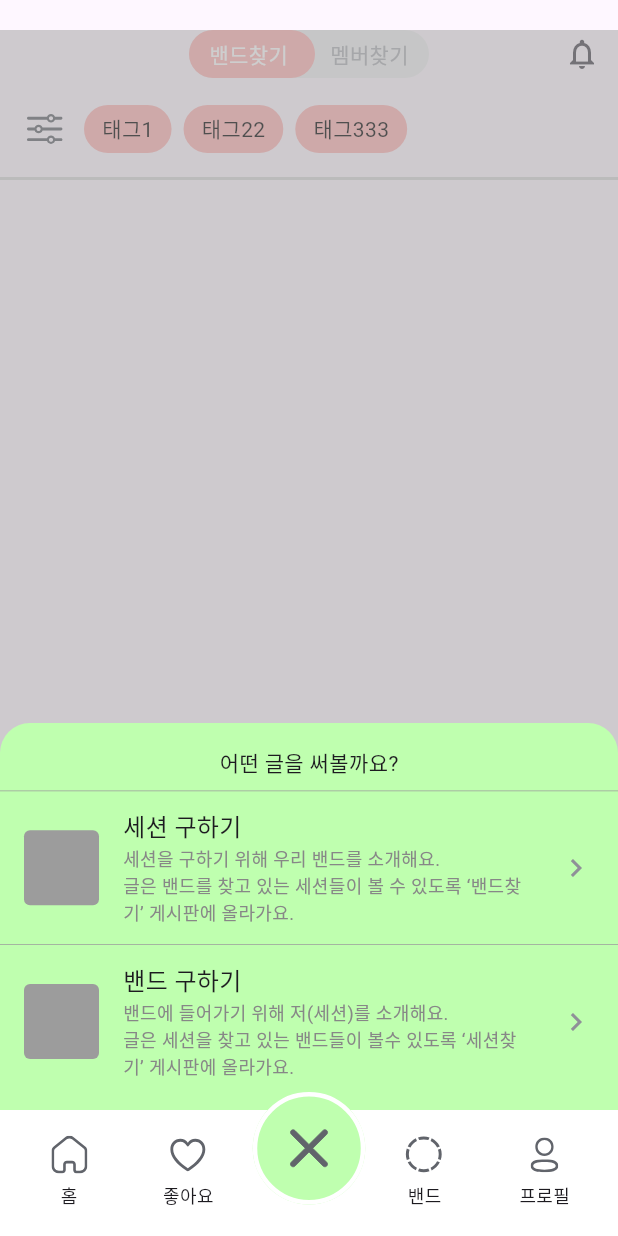
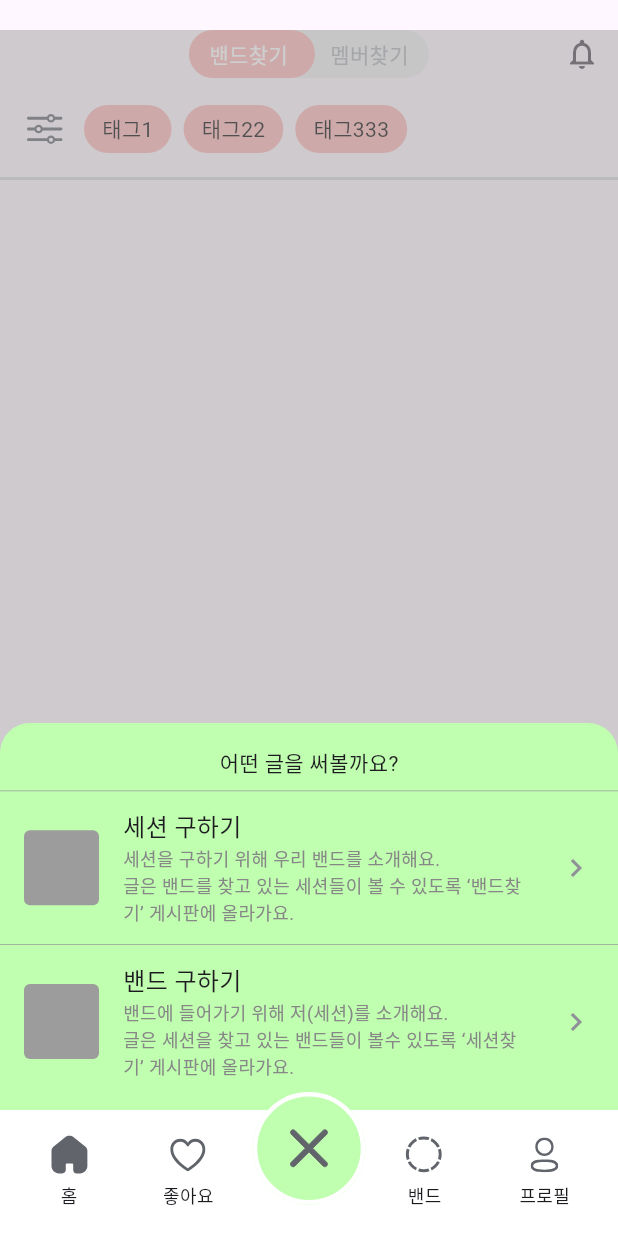
Before and after one commit to zigsong/lets-jam, a Flutter app: the screen it shows after launch, item 3 of the bottom bar chosen, on a phone screen of 412 x 824 dp. Run offline on Flutter 3.47's test engine with Material 3 defaults, Android fonts, the phone set to English and light mode, and no system bars; our stand-ins replace flutter_dotenv, flutter_svg, image_picker, supabase_flutter; missing offline and left inert: kakao_flutter_sdk; accounts and stored records are empty; Roboto replaces fonts that are missing (Pretendard).

Commit message:
feat: 하단바 아이콘 filled 추가

```diff
--- a/lib/screens/home_screen.dart
+++ b/lib/screens/home_screen.dart
@@ -157,11 +157,15 @@ class _HomeScreenState extends State<HomeScreen>
                 mainAxisAlignment: MainAxisAlignment.spaceBetween,
                 children: <Widget>[
                   BottomAppBarItem(
-                      icon: SvgPicture.asset('assets/icons/home.svg'),
+                      icon: SvgPicture.asset(_selectedIndex == 0
+                          ? 'assets/icons/home_filled.svg'
+                          : 'assets/icons/home_outline.svg'),
                       label: '홈',
                       onPressed: _onHomeButtonTapped),
                   BottomAppBarItem(
-                      icon: SvgPicture.asset('assets/icons/like.svg'),
+                      icon: SvgPicture.asset(_selectedIndex == 1
+                          ? 'assets/icons/like_filled.svg'
+                          : 'assets/icons/like_outline.svg'),
                       label: '좋아요',
                       onPressed: _onLikeButtonTapped),
                   BottomAppBarItem(
@@ -173,7 +177,9 @@ class _HomeScreenState extends State<HomeScreen>
                       label: '밴드',
                       onPressed: _onBandButtonTapped),
                   BottomAppBarItem(
-                      icon: SvgPicture.asset('assets/icons/profile.svg'),
+                      icon: SvgPicture.asset(_selectedIndex == 3
+                          ? 'assets/icons/profile_filled.svg'
+                          : 'assets/icons/profile_outline.svg'),
                       label: '프로필',
                       onPressed: _onProfileButtonTapped),
                 ],
```
Also changed, not shown: assets/icons/home_filled.svg (added), assets/icons/home_outline.svg (renamed from assets/icons/home.svg), assets/icons/like_filled.svg (added), assets/icons/like_outline.svg (renamed from assets/icons/like.svg), assets/icons/profile_filled.svg (added), assets/icons/profile_outline.svg (renamed from assets/icons/profile.svg).
